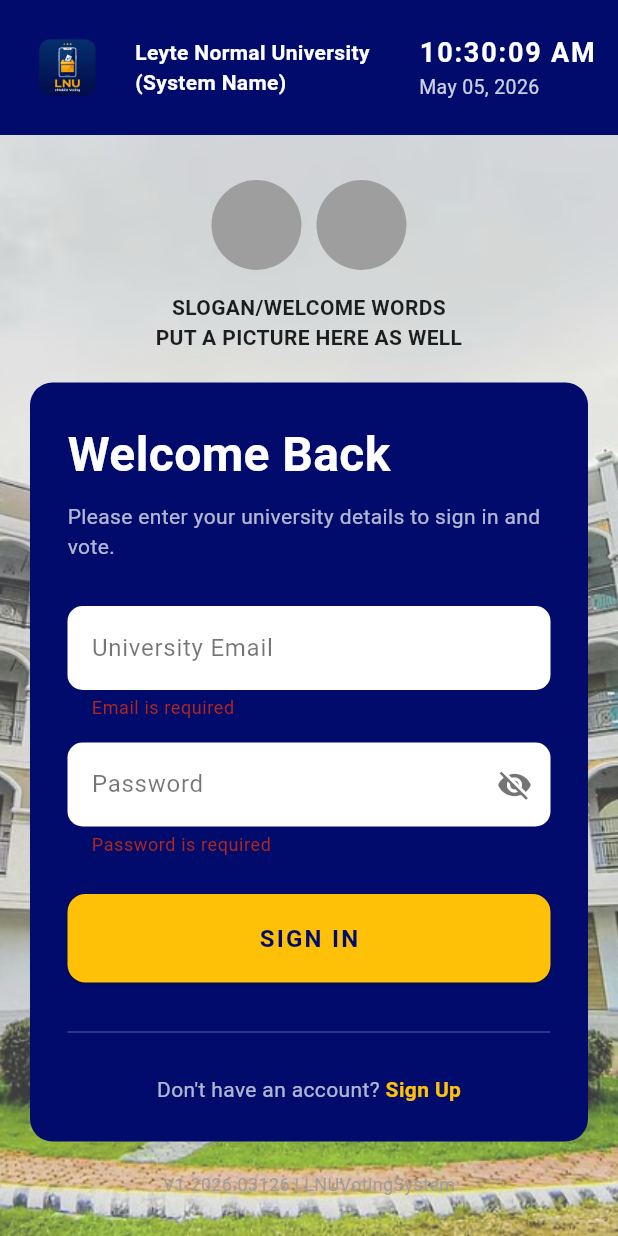
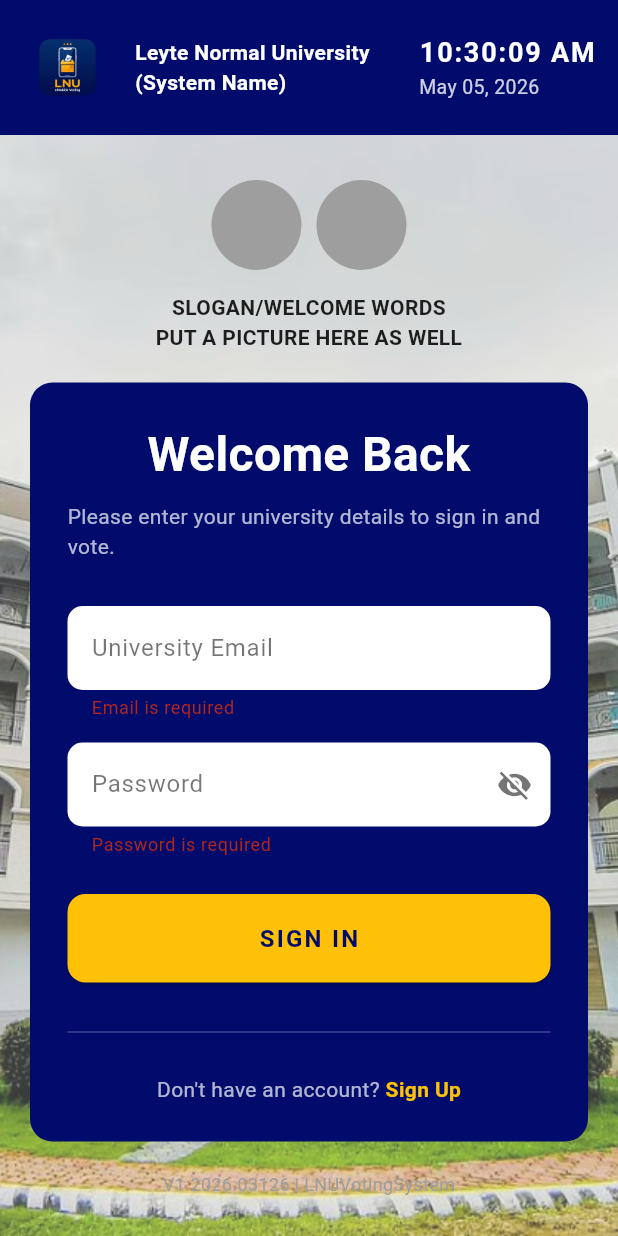
Before and after one commit to NoNameClue/E-Mobile_Voting, a Flutter app: the screen it shows after launch, after a tap on "SIGN IN", on a phone screen of 412 x 824 dp. Run offline on Flutter 3.47's test engine with Material 3 defaults, Android fonts, the phone set to English and light mode, and no system bars; our stand-ins replace image_picker, pdf, printing, shared_preferences; missing offline and left inert: excel.

```diff
--- a/frontend/lib/login_page.dart
+++ b/frontend/lib/login_page.dart
@@ -78,9 +78,17 @@ class _LoginPageState extends State<LoginPage> {
         if (!mounted) return;
 
         if (userRole == 'Admin' || userRole == 'Staff') {
-          Navigator.pushReplacementNamed(context, '/admin_dashboard');
+          Navigator.pushReplacementNamed(
+            context,
+            '/admin_dashboard',
+            arguments: {'loginSuccess': true},
+          );
         } else {
-          Navigator.pushReplacementNamed(context, '/student_home');
+          Navigator.pushReplacementNamed(
+            context,
+            '/student_home',
+            arguments: {'loginSuccess': true},
+          );
         }
       } else {
         setState(() => _errorMessage = data['detail'] ?? 'Login failed');
@@ -101,10 +109,18 @@ class _LoginPageState extends State<LoginPage> {
         key: _formKey,
         child: Column(
           mainAxisSize: MainAxisSize.min,
-          crossAxisAlignment: CrossAxisAlignment.start,
+          crossAxisAlignment: CrossAxisAlignment.center,
           children: [
 
-            const Text('Welcome Back', style: TextStyle(color: Colors.white, fontSize: 32, fontWeight: FontWeight.bold)),
+            const Text(
+              'Welcome Back',
+              textAlign: TextAlign.center,
+              style: TextStyle(
+                color: Colors.white,
+                fontSize: 32,
+                fontWeight: FontWeight.bold,
+              ),
+            ),
             const SizedBox(height: 8),
             const Text('Please enter your university details to sign in and vote.', style: TextStyle(color: Colors.white70, fontSize: 14)),
             const SizedBox(height: 30),
@@ -184,4 +200,23 @@ class _LoginPageState extends State<LoginPage> {
       ),
     );
   }
+  // @override
+  // void didChangeDependencies() {
+  //   super.didChangeDependencies();
+
+  //   final args = ModalRoute.of(context)?.settings.arguments as Map?;
+
+  //   if (args != null && args['loginSuccess'] == true) {
+  //     WidgetsBinding.instance.addPostFrameCallback((_) {
+  //       ScaffoldMessenger.of(context).showSnackBar(
+  //         SnackBar(
+  //           content: const Text("Login Successful"),
+  //           backgroundColor: Colors.green,
+  //           behavior: SnackBarBehavior.floating,
+  //           duration: const Duration(seconds: 2),
+  //         ),
+  //       );
+  //     });
+  //   }
+  // }
 }
```
Also changed, not shown: frontend/lib/admin_dashboard.dart (+109 -31 lines), frontend/lib/student_dashboard.dart (+25 -0 lines).
